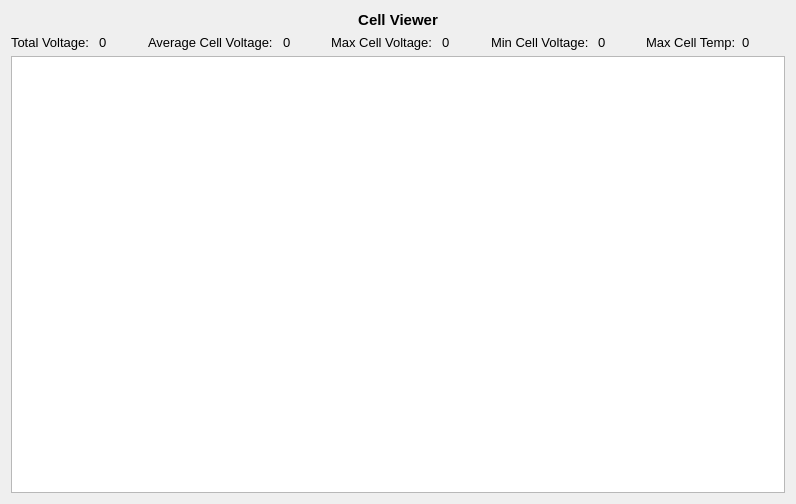
Before: the Qt Designer form ui/cellView.ui in PurdueElectricRacing/DaqApp, drawn with Qt 5.
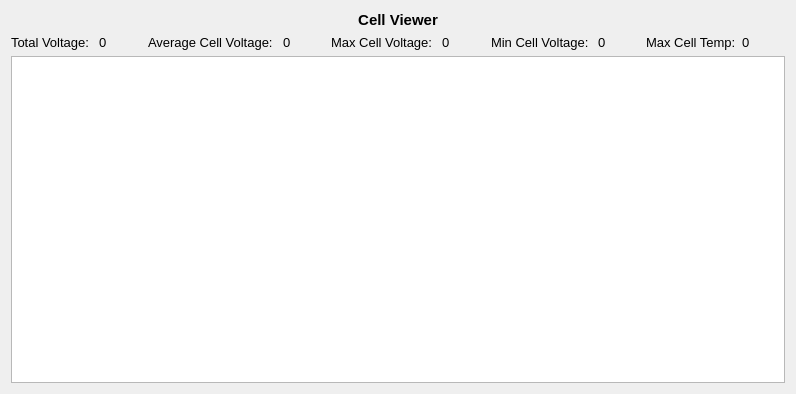
After: the same form once the commit is applied.

Patch:
```diff
--- a/ui/cellView.ui
+++ b/ui/cellView.ui
@@ -7,7 +7,7 @@
     <x>0</x>
     <y>0</y>
     <width>796</width>
-    <height>504</height>
+    <height>394</height>
    </rect>
   </property>
   <property name="windowTitle">
```
